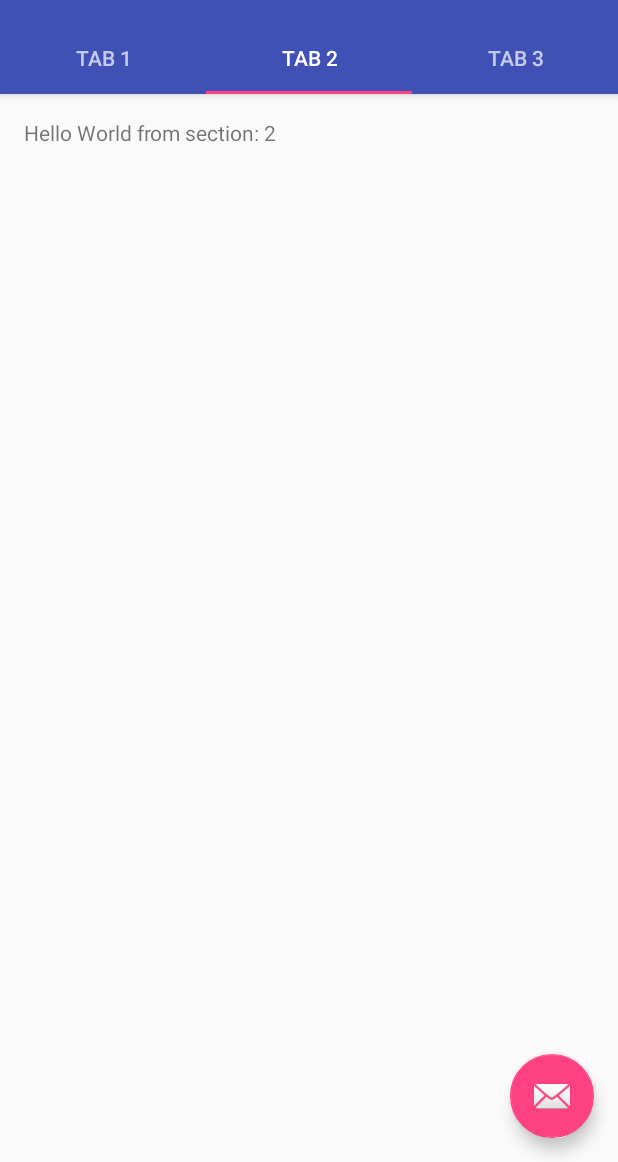
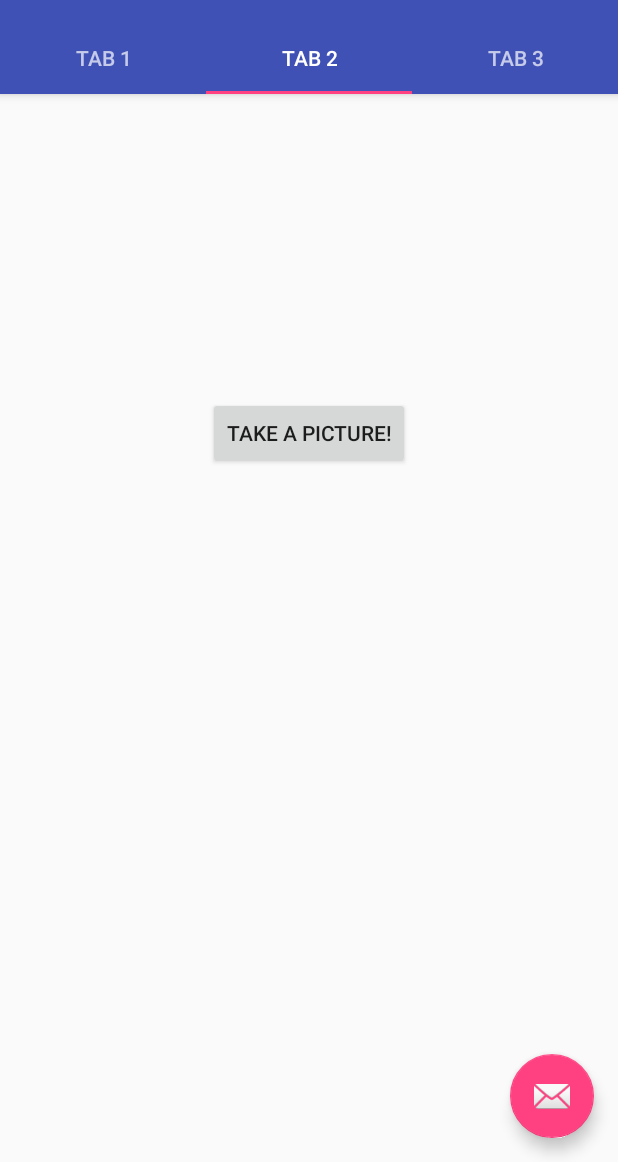
Before and after one commit to AlexanneM/PolyBFM, an Android app: the screen it shows after launch (MainActivity), tab 2 chosen, on a phone screen of 412 x 824 dp, the part 74-1236 px from its top. Run offline under Robolectric (Android 15) with nearby library versions, the phone set to English and light mode, and no system bars.

Commit message:
take photo

```diff
--- a/PolyBFM/app/src/main/AndroidManifest.xml
+++ b/PolyBFM/app/src/main/AndroidManifest.xml
@@ -1,6 +1,11 @@
 <?xml version="1.0" encoding="utf-8"?>
 <manifest xmlns:android="http://schemas.android.com/apk/res/android"
     package="fr.unice.polytech.polybfm">
+
+    <uses-permission-sdk-23 android:name="android.permission.CAMERA" />
+    <uses-feature android:name="android.hardware.camera" />
+
+    <uses-permission-sdk-23 android:name="android.permission.WRITE_EXTERNAL_STORAGE" />
 
     <application
         android:allowBackup="true"
--- a/PolyBFM/app/src/main/java/fr/unice/polytech/polybfm/MainActivity.java
+++ b/PolyBFM/app/src/main/java/fr/unice/polytech/polybfm/MainActivity.java
@@ -16,7 +16,6 @@ import android.view.Menu;
 import android.view.MenuItem;
 import android.view.View;
 import android.view.ViewGroup;
-
 import android.widget.TextView;
 
 public class MainActivity extends AppCompatActivity {
@@ -56,6 +55,7 @@ public class MainActivity extends AppCompatActivity {
         mViewPager.addOnPageChangeListener(new TabLayout.TabLayoutOnPageChangeListener(tabLayout));
         tabLayout.addOnTabSelectedListener(new TabLayout.ViewPagerOnTabSelectedListener(mViewPager));
 
+
         FloatingActionButton fab = (FloatingActionButton) findViewById(R.id.fab);
         fab.setOnClickListener(new View.OnClickListener() {
             @Override
@@ -66,7 +66,6 @@ public class MainActivity extends AppCompatActivity {
         });
 
     }
-
 
     @Override
     public boolean onCreateOptionsMenu(Menu menu) {
@@ -89,6 +88,8 @@ public class MainActivity extends AppCompatActivity {
 
         return super.onOptionsItemSelected(item);
     }
+
+
 
     /**
      * A placeholder fragment containing a simple view.
@@ -125,6 +126,7 @@ public class MainActivity extends AppCompatActivity {
         }
     }
 
+
     /**
      * A {@link FragmentPagerAdapter} that returns a fragment corresponding to
      * one of the sections/tabs/pages.
@@ -142,6 +144,10 @@ public class MainActivity extends AppCompatActivity {
             }
             // getItem is called to instantiate the fragment for the given page.
             // Return a PlaceholderFragment (defined as a static inner class below).
+            if(position == 1){
+                return TakePhotoFragment.newInstance();
+            }
+
             return PlaceholderFragment.newInstance(position + 1);
         }
 
--- /dev/null
+++ b/PolyBFM/app/src/main/java/fr/unice/polytech/polybfm/TakePhotoFragment.java
@@ -0,0 +1,102 @@
+package fr.unice.polytech.polybfm;
+
+import android.Manifest;
+import android.support.v4.app.Fragment;
+import android.content.Intent;
+import android.content.pm.PackageManager;
+import android.net.Uri;
+import android.os.Bundle;
+import android.os.Environment;
+import android.provider.MediaStore;
+import android.support.v4.content.ContextCompat;
+import android.view.LayoutInflater;
+import android.view.View;
+import android.view.ViewGroup;
+import android.widget.Button;
+import android.widget.ImageView;
+
+import java.io.File;
+import java.text.SimpleDateFormat;
+import java.util.Date;
+
+import static android.app.Activity.RESULT_OK;
+
+
+public class TakePhotoFragment extends Fragment {
+
+    private Button takePictureButton;
+    private ImageView imageView;
+    private Uri file;
+
+    public TakePhotoFragment() {
+    }
+
+    public static TakePhotoFragment newInstance() {
+
+        return new TakePhotoFragment();
+    }
+
+    @Override
+    public View onCreateView(LayoutInflater inflater, ViewGroup container,
+                             Bundle savedInstanceState) {
+        View rootView = inflater.inflate(R.layout.fragment_takephoto, container, false);
+
+        takePictureButton = rootView.findViewById(R.id.button_image);
+        imageView = rootView.findViewById(R.id.imageview);
+
+
+        if (ContextCompat.checkSelfPermission(getActivity(), Manifest.permission.CAMERA) != PackageManager.PERMISSION_GRANTED) {
+            takePictureButton.setEnabled(false);
+            requestPermissions(new String[] { Manifest.permission.CAMERA, Manifest.permission.WRITE_EXTERNAL_STORAGE }, 0);
+        }
+        takePictureButton.setOnClickListener(new View.OnClickListener() {
+            @Override
+            public void onClick(View view) {
+                Intent intent = new Intent(MediaStore.ACTION_IMAGE_CAPTURE);
+                file = Uri.fromFile(getOutputMediaFile());
+                intent.putExtra(MediaStore.EXTRA_OUTPUT, file);
+
+                startActivityForResult(intent, 100);
+            }
+        });
+
+        return rootView;
+
+    }
+
+    @Override
+    public void onActivityResult(int requestCode, int resultCode, Intent data) {
+        if (requestCode == 100) {
+            if (resultCode == RESULT_OK) {
+                imageView.setImageURI(file);
+            }
+        }
+    }
+
+
+    private static File getOutputMediaFile(){
+        File mediaStorageDir = new File(Environment.getExternalStoragePublicDirectory(
+                Environment.DIRECTORY_PICTURES), "CameraDemo");
+
+        if (!mediaStorageDir.exists()){
+            if (!mediaStorageDir.mkdirs()){
+                return null;
+            }
+        }
+
+        String timeStamp = new SimpleDateFormat("yyyyMMdd_HHmmss").format(new Date());
+        return new File(mediaStorageDir.getPath() + File.separator +
+                "IMG_"+ timeStamp + ".jpg");
+    }
+
+    @Override
+    public void onRequestPermissionsResult(int requestCode, String[] permissions, int[] grantResults) {
+        if (requestCode == 0) {
+            if (grantResults.length > 0 && grantResults[0] == PackageManager.PERMISSION_GRANTED
+                    && grantResults[1] == PackageManager.PERMISSION_GRANTED) {
+                takePictureButton.setEnabled(true);
+            }
+        }
+    }
+
+}
--- /dev/null
+++ b/PolyBFM/app/src/main/res/layout/fragment_takephoto.xml
@@ -0,0 +1,29 @@
+<?xml version="1.0" encoding="utf-8"?>
+<RelativeLayout xmlns:android="http://schemas.android.com/apk/res/android"
+    xmlns:tools="http://schemas.android.com/tools"
+    android:layout_width="match_parent"
+    android:layout_height="match_parent"
+    android:paddingBottom="@dimen/activity_vertical_margin"
+    android:paddingLeft="@dimen/activity_horizontal_margin"
+    android:paddingRight="@dimen/activity_horizontal_margin"
+    android:paddingTop="@dimen/activity_vertical_margin"
+    tools:context="TakePhotoFragment">
+
+
+    <ImageView
+        android:id="@+id/imageview"
+        android:layout_width="wrap_content"
+        android:layout_height="wrap_content"
+        android:layout_centerHorizontal="true"
+        android:layout_above="@+id/button_image"/>
+
+    <Button
+        android:id="@+id/button_image"
+        android:layout_width="wrap_content"
+        android:layout_height="48dp"
+        android:layout_alignParentTop="true"
+        android:layout_centerHorizontal="true"
+        android:layout_marginTop="186dp"
+        android:text="Take a picture!" />
+
+</RelativeLayout>
```
